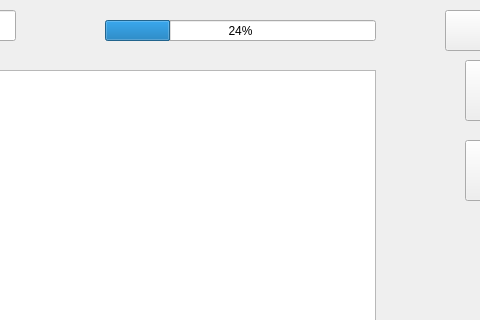
Qt form Main_window.ui (KrTeaparty/LoL_match_history_searcher) before a commit; both pictures show x 195 to 675 and y 0 to 320 of the 825 by 594 pixel window.
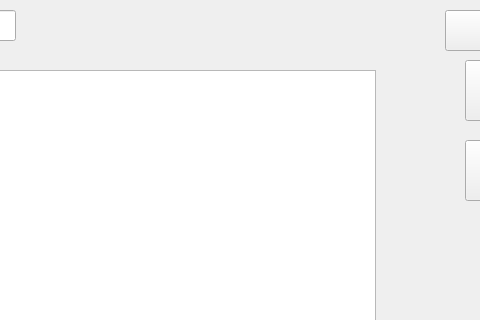
The same form after that commit.

Commit message: add display_mastery function

Patch:
```diff
--- a/Main_window.ui
+++ b/Main_window.ui
@@ -63,19 +63,6 @@
      <string>초기화</string>
     </property>
    </widget>
-   <widget class="QProgressBar" name="progressBar">
-    <property name="geometry">
-     <rect>
-      <x>300</x>
-      <y>20</y>
-      <width>271</width>
-      <height>21</height>
-     </rect>
-    </property>
-    <property name="value">
-     <number>24</number>
-    </property>
-   </widget>
    <widget class="QTableWidget" name="ResultTable">
     <property name="geometry">
      <rect>
```
Left out of the diff: 34 changed lines with no effect on the pictures. The commit also changes 2 other files.
